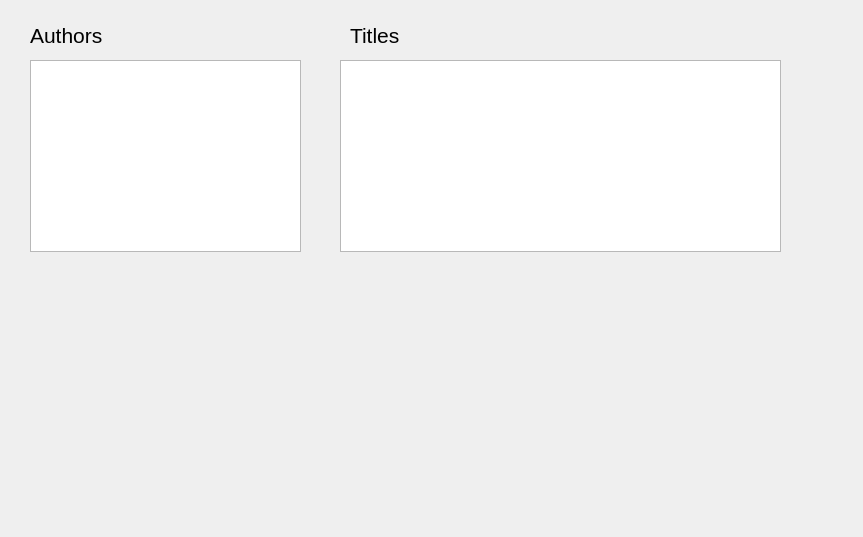
Qt form authors.ui (kendsr/authorsApp) before a commit.
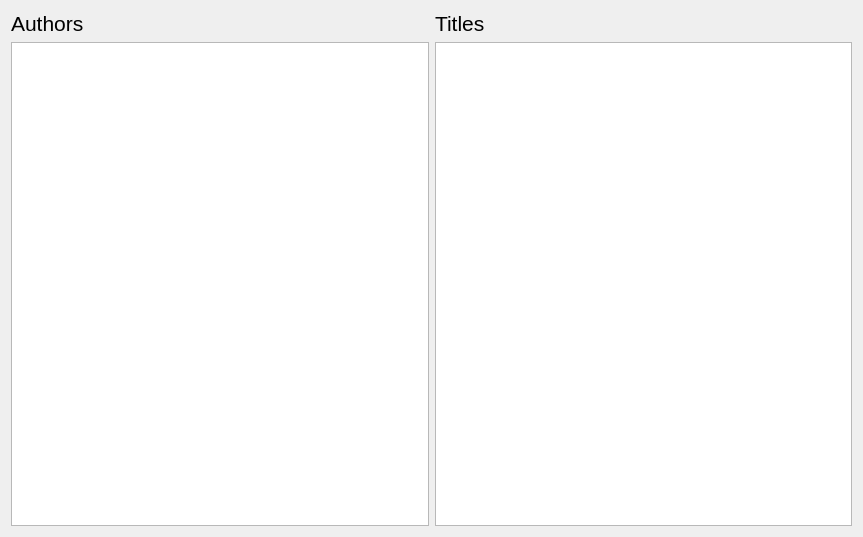
The same form after that commit.

Commit message: Add grid layout to form so that it is responsive to resizing.

```diff
--- a/authors.ui
+++ b/authors.ui
@@ -13,30 +13,9 @@
   <property name="windowTitle">
    <string>Authors</string>
   </property>
-  <widget class="QListWidget" name="lstAuthors">
-   <property name="geometry">
-    <rect>
-     <x>30</x>
-     <y>60</y>
-     <width>271</width>
-     <height>192</height>
-    </rect>
-   </property>
-   <property name="font">
-    <font>
-     <pointsize>12</pointsize>
-    </font>
-   </property>
-  </widget>
+  <layout class="QGridLayout" name="gridLayout">
+   <item row="0" column="0">
   <widget class="QLabel" name="lblAuthors">
-   <property name="geometry">
-    <rect>
-     <x>30</x>
-     <y>20</y>
-     <width>91</width>
-     <height>31</height>
-    </rect>
-   </property>
    <property name="font">
     <font>
      <pointsize>16</pointsize>
@@ -46,30 +25,9 @@
     <string>Authors</string>
    </property>
   </widget>
-  <widget class="QListWidget" name="lstTitles">
-   <property name="geometry">
-    <rect>
-     <x>340</x>
-     <y>60</y>
-     <width>441</width>
-     <height>192</height>
-    </rect>
-   </property>
-   <property name="font">
-    <font>
-     <pointsize>12</pointsize>
-    </font>
-   </property>
-  </widget>
+   </item>
+   <item row="0" column="1">
   <widget class="QLabel" name="lblTitles">
-   <property name="geometry">
-    <rect>
-     <x>350</x>
-     <y>20</y>
-     <width>91</width>
-     <height>31</height>
-    </rect>
-   </property>
    <property name="font">
     <font>
      <pointsize>16</pointsize>
@@ -79,6 +37,26 @@
     <string>Titles</string>
    </property>
   </widget>
+   </item>
+   <item row="1" column="0">
+    <widget class="QListWidget" name="lstAuthors">
+     <property name="font">
+      <font>
+       <pointsize>12</pointsize>
+      </font>
+     </property>
+    </widget>
+   </item>
+   <item row="1" column="1">
+    <widget class="QListWidget" name="lstTitles">
+     <property name="font">
+      <font>
+       <pointsize>12</pointsize>
+      </font>
+     </property>
+    </widget>
+   </item>
+  </layout>
  </widget>
  <resources/>
  <connections/>
```
Lines whose indentation alone changed are shown as unchanged. The commit also changes 1 other file.
